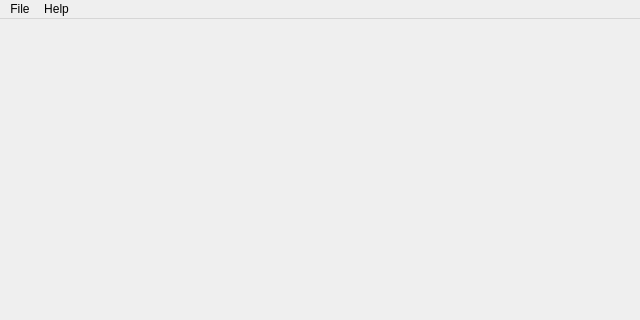
Above: src/forms/mainwindow.ui from vetux/qcalculator before the change; both pictures show x 0 to 640 and y 0 to 320 of the 640 by 518 pixel window. Below: the same form after it.
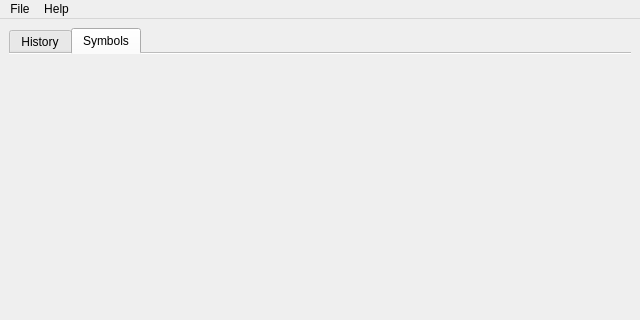
That is the form after the change. The open tabs and pages were chosen to show the change.

Commit message: Provide symbol table editor and symbol table import / export in default gui, Implement symbols editor widget

```diff
--- a/src/forms/mainwindow.ui
+++ b/src/forms/mainwindow.ui
@@ -67,6 +67,12 @@
         </property>
        </layout>
       </widget>
+      <widget class="QWidget" name="tab_symbols">
+       <attribute name="title">
+        <string>Symbols</string>
+       </attribute>
+       <layout class="QVBoxLayout" name="verticalLayout_3"/>
+      </widget>
      </widget>
     </item>
     <item>
```
Left out of the diff: 15 changed lines with no effect on the pictures. The commit also changes 15 other files.
